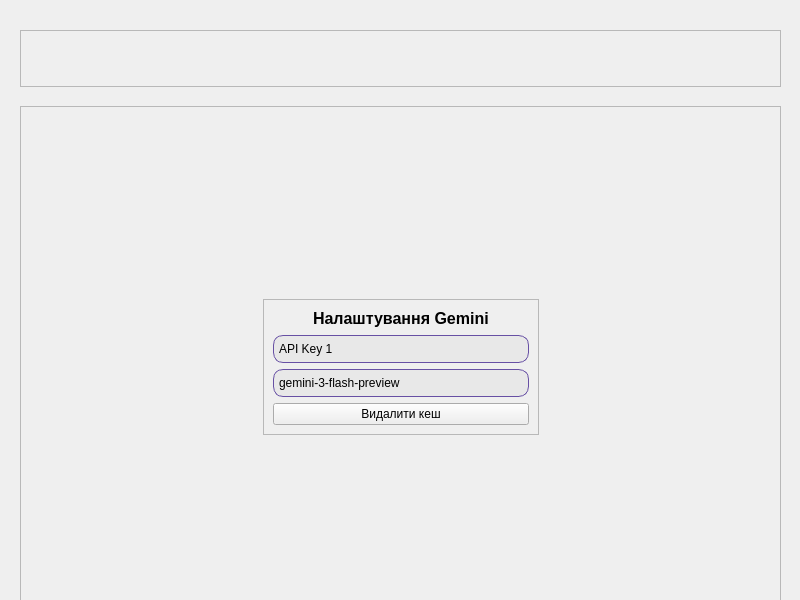
First picture: the form in mainwindow.ui, repository kinyelocom-gif/caloriescalculator, before the edit.
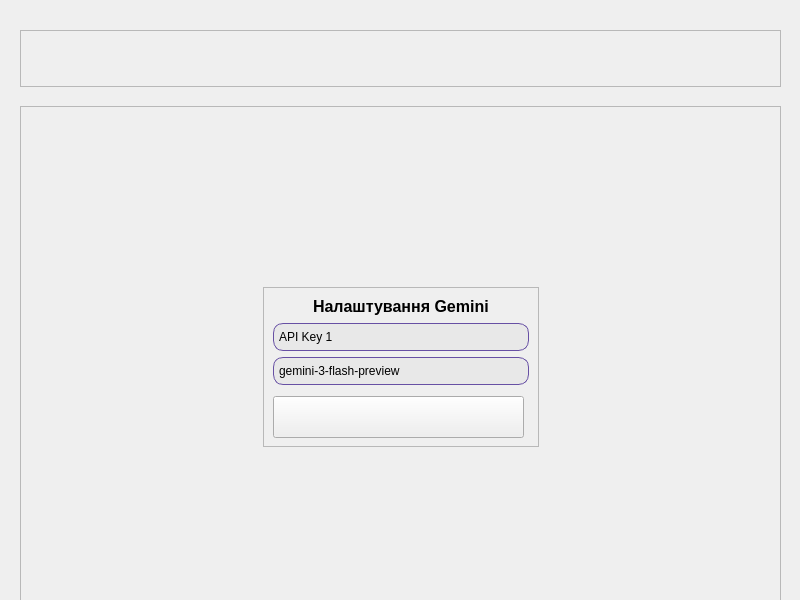
Second picture: the form after the edit. Icons and pictures are not drawn.

```diff
--- a/mainwindow.ui
+++ b/mainwindow.ui
@@ -3052,11 +3052,40 @@
             </item>
             <item>
              <widget class="QPushButton" name="saveDel">
+              <property name="minimumSize">
+               <size>
+                <width>249</width>
+                <height>44</height>
+               </size>
+              </property>
+              <property name="maximumSize">
+               <size>
+                <width>249</width>
+                <height>40</height>
+               </size>
+              </property>
               <property name="styleSheet">
-               <string notr="true"/>
+               <string notr="true">QPushButton {
+    border-image: url(:/assets/buttons/delete_btn.svg) 0 0 0 0;
+	color: #4A4A4A;
+	margin-top: 2px; 
+    margin-bottom: 2px;
+    font-size: 14px;
+    min-width: 249px;
+    min-height: 40px;
+}
+QPushButton:hover {
+	margin-top: 0px;    
+    margin-bottom: 4px;
+}
+
+QPushButton:pressed {
+	margin-top: 4px;   
+    margin-bottom: 0px;
+}</string>
               </property>
               <property name="text">
-               <string>Видалити кеш</string>
+               <string/>
               </property>
              </widget>
             </item>
```
